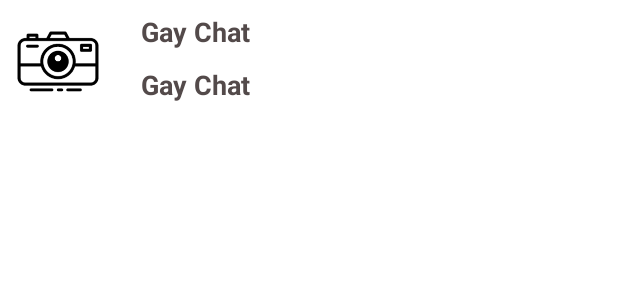
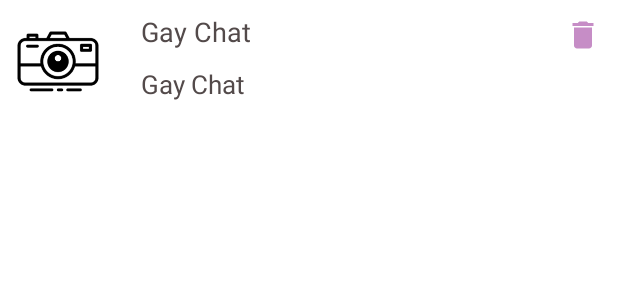
Before and after one commit to Alexei-Suzdalenko/contact.chat, an Android app: the layout conversation_item.xml on its own in the app's theme, with its tools: preview values and no code run, on a phone screen of 412 x 824 dp. Shown: the top 300 px of the screen. Run offline under Robolectric (Android 15) with nearby library versions, the phone set to English and light mode, and no system bars.

Commit message:
putin ebanoe vonyuchee juilo

```diff
--- a/app/src/main/java/contact/messager/activity/view_fragment/SearchFrament.kt
+++ b/app/src/main/java/contact/messager/activity/view_fragment/SearchFrament.kt
@@ -2,7 +2,9 @@ package contact.messager.activity.view_fragment;
 import android.content.Context;
 import android.content.Intent
 import android.util.Log
+import android.widget.LinearLayout
 import androidx.appcompat.app.AlertDialog
+import androidx.recyclerview.widget.LinearLayoutManager
 import contact.messager.R
 import contact.messager.activity.ChatConversationActivity
 import contact.messager.activity.MainActivity
@@ -22,6 +24,8 @@ class SearchFragment (val fr: FragmentSearchBinding, val context: Context, val a
         GetListUsers{ it ->
             App.usersSearched = it
             /* listado de usuarios en searched tab */
+            fr.listviewSearch.layoutManager = LinearLayoutManager(context)
+            fr.listviewSearch.setHasFixedSize(true)
             fr.listviewSearch.adapter = SearchedUsersAdapter(context)
         }
     }
--- a/app/src/main/java/contact/messager/util/api/SaveDataImageUserFirebase.kt
+++ b/app/src/main/java/contact/messager/util/api/SaveDataImageUserFirebase.kt
@@ -36,7 +36,7 @@ object SaveDataImageUserFirebase {
         val listUsersSearched = ArrayList<User>()
         val source = Source.CACHE
         FirebaseFirestore.getInstance().collection("user")
-              .whereEqualTo("country", country)
+             // .whereEqualTo("country", country)
             // .orderBy("online", Query.Direction.DESCENDING)
             .get()
             .addOnSuccessListener  {
--- a/app/src/main/java/contact/messager/util/components/ChatConversationActivity/ChatConversationObject.kt
+++ b/app/src/main/java/contact/messager/util/components/ChatConversationActivity/ChatConversationObject.kt
@@ -16,7 +16,6 @@ class ChatConversationObject(val context: Context, val activity: ChatConversatio
     val userImage = activity.findViewById<CircleImageView>(R.id.userImageConverationAct)
 
     fun initChatConversationFunction(){
-
         try {
             nameChatUser.text = userConversation?.name
             ageChatUser.text = userConversation?.age
--- /dev/null
+++ b/app/src/main/res/drawable/ic_baseline_delete_24.xml
@@ -0,0 +1,5 @@
+<vector android:height="24dp" android:tint="#C68DC6"
+    android:viewportHeight="24" android:viewportWidth="24"
+    android:width="24dp" xmlns:android="http://schemas.android.com/apk/res/android">
+    <path android:fillColor="@android:color/white" android:pathData="M6,19c0,1.1 0.9,2 2,2h8c1.1,0 2,-0.9 2,-2V7H6v12zM19,4h-3.5l-1,-1h-5l-1,1H5v2h14V4z"/>
+</vector>
--- a/app/src/main/res/layout/conversation_item.xml
+++ b/app/src/main/res/layout/conversation_item.xml
@@ -1,16 +1,20 @@
 <?xml version="1.0" encoding="utf-8"?>
-<LinearLayout
+<RelativeLayout
     android:layout_width="match_parent"
     android:layout_height="wrap_content"
+    android:orientation="horizontal"
     xmlns:android="http://schemas.android.com/apk/res/android">
     <de.hdodenhof.circleimageview.CircleImageView
         android:id="@+id/userImageProfile"
         android:layout_width="77dp"
         android:layout_height="77dp"
         android:src="@drawable/user"
+        android:layout_alignParentTop="true"
         />
     <LinearLayout
+        android:id="@+id/leendaLinearLayout"
         android:orientation="vertical"
+        android:layout_toEndOf="@id/userImageProfile"
         android:layout_width="wrap_content"
         android:layout_height="wrap_content">
         <TextView
@@ -21,7 +25,6 @@
             android:layout_height="wrap_content"
             android:text="@string/app_name"
             android:textColor="@color/shadow_grey"
-            android:textStyle="bold"
             android:textSize="18dp"
             android:padding="5dp"
             android:id="@+id/conversationName"
@@ -33,10 +36,18 @@
             android:layout_height="wrap_content"
             android:text="@string/app_name"
             android:textColor="@color/shadow_grey"
-            android:textStyle="bold"
-            android:textSize="18dp"
+            android:textSize="17dp"
             android:padding="5dp"
             android:id="@+id/conversationEmail"
             />
     </LinearLayout>
-</LinearLayout>
+    <ImageView
+        android:id="@+id/deleteConversation"
+        android:src="@drawable/ic_baseline_delete_24"
+        android:layout_alignParentEnd="true"
+        android:layout_marginEnd="11dp"
+        android:layout_marginTop="11dp"
+        android:layout_width="wrap_content"
+        android:layout_height="wrap_content"
+        android:contentDescription="@string/app_name" />
+</RelativeLayout>
--- a/app/src/main/res/layout/fragment_search.xml
+++ b/app/src/main/res/layout/fragment_search.xml
@@ -7,7 +7,7 @@
     android:layout_height="match_parent"
     tools:context=".activity.view_fragment.main.PlaceholderFragment">
 
-    <ListView
+    <androidx.recyclerview.widget.RecyclerView
         android:id="@+id/listviewSearch"
         app:layout_constraintEnd_toEndOf="parent"
         app:layout_constraintStart_toStartOf="parent"
--- a/app/src/main/res/layout/searched_item.xml
+++ b/app/src/main/res/layout/searched_item.xml
@@ -23,8 +23,7 @@
             android:layout_height="wrap_content"
             android:text="@string/app_name"
             android:textColor="@color/black"
-            android:textStyle="bold"
-            android:textSize="19dp"
+            android:textSize="18sp"
             android:padding="5dp"
             />
         <TextView
@@ -36,8 +35,7 @@
             android:layout_height="wrap_content"
             android:text="@string/app_name"
             android:textColor="@color/black"
-            android:textStyle="bold"
-            android:textSize="17dp"
+            android:textSize="17sp"
             android:padding="5dp"
             />
     </LinearLayout>
--- a/app/src/main/res/values/strings.xml
+++ b/app/src/main/res/values/strings.xml
@@ -44,4 +44,5 @@
     <string name="block">Block</string>
     <string name="report">Report</string>
     <string name="infoSented">information sent to the developers team, thank you</string>
+    <string name="delete">Delete</string>
 </resources>
```
Also changed, not shown: app/src/main/java/contact/messager/activity/ChatConversationActivity.kt (+6 -4 lines), app/src/main/java/contact/messager/util/adapter/ListConversationAdapter.kt (+13 -3 lines), app/src/main/java/contact/messager/util/adapter/SearchedUsersAdapter.kt (+18 -17 lines), app/src/main/java/contact/messager/util/api/ConversationUserFirebase.kt (+10 -28 lines), app/src/main/java/contact/messager/util/api/CreateChatChannelFirebase.kt (+33 -51 lines).
